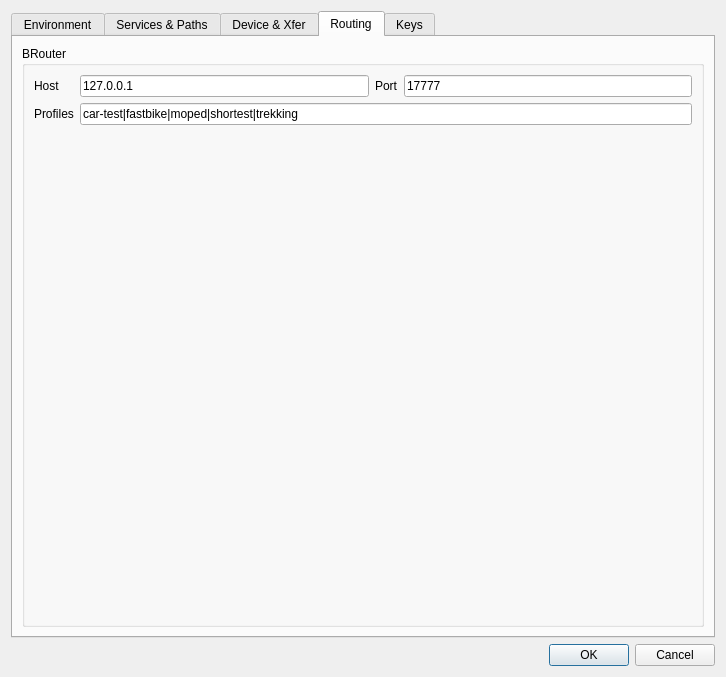
First picture: the form in src/IDlgConfig.ui, repository ntruchsess/QLandkarteGT, before the edit.
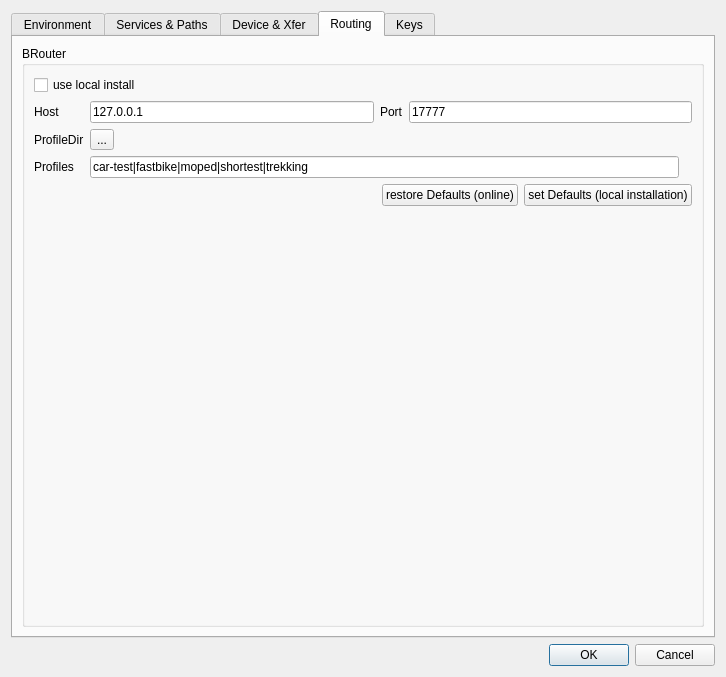
Second picture: the form after the edit. The open tabs and pages were chosen to show the change. Icons and pictures are not drawn.

Commit message: brouter: add reasonable defaults and ability to read profile names from filesystem for local install

Patch:
```diff
--- a/src/IDlgConfig.ui
+++ b/src/IDlgConfig.ui
@@ -1026,9 +1026,53 @@
          <property name="title">
           <string>BRouter</string>
          </property>
-         <layout class="QGridLayout" name="gridLayout_5">
-          <item row="1" column="3">
-           <layout class="QHBoxLayout">
+         <layout class="QVBoxLayout" name="verticalLayout_7">
+          <item>
+           <layout class="QHBoxLayout" name="horizontalLayout_10">
+            <item>
+             <widget class="QCheckBox" name="checkBRouterLocal">
+              <property name="text">
+               <string>use local install</string>
+              </property>
+             </widget>
+            </item>
+           </layout>
+          </item>
+          <item>
+           <layout class="QGridLayout" name="gridLayout_7">
+            <item row="4" column="1">
+             <layout class="QHBoxLayout" name="horizontalLayout_11">
+              <item>
+               <spacer name="horizontalSpacer_4">
+                <property name="orientation">
+                 <enum>Qt::Horizontal</enum>
+                </property>
+                <property name="sizeHint" stdset="0">
+                 <size>
+                  <width>40</width>
+                  <height>20</height>
+                 </size>
+                </property>
+               </spacer>
+              </item>
+              <item>
+               <widget class="QPushButton" name="pushBRouterDefaultOnline">
+                <property name="text">
+                 <string>restore Defaults (online)</string>
+                </property>
+               </widget>
+              </item>
+              <item>
+               <widget class="QPushButton" name="pushBRouterDefaultLocal">
+                <property name="text">
+                 <string>set Defaults (local installation)</string>
+                </property>
+               </widget>
+              </item>
+             </layout>
+            </item>
+            <item row="2" column="1">
+             <layout class="QHBoxLayout" name="horizontalLayout_13">
             <item>
              <widget class="QLineEdit" name="lineBRouterProfiles">
               <property name="text">
@@ -1036,9 +1080,30 @@
               </property>
              </widget>
             </item>
-           </layout>
-          </item>
-          <item row="0" column="3">
+              <item>
+               <widget class="QLabel" name="labelBRouterProfiles">
+                <property name="text">
+                 <string/>
+                </property>
+               </widget>
+              </item>
+             </layout>
+            </item>
+            <item row="2" column="0">
+             <widget class="QLabel" name="label_17">
+              <property name="text">
+               <string>Profiles</string>
+              </property>
+             </widget>
+            </item>
+            <item row="0" column="0">
+             <widget class="QLabel" name="label_15">
+              <property name="text">
+               <string>Host</string>
+              </property>
+             </widget>
+            </item>
+            <item row="0" column="1">
            <layout class="QHBoxLayout">
             <item>
              <widget class="QLineEdit" name="lineBRouterHost">
@@ -1066,21 +1131,38 @@
             </item>
            </layout>
           </item>
-          <item row="0" column="2">
-           <widget class="QLabel" name="label_15">
+            <item row="1" column="0">
+             <widget class="QLabel" name="labelBRouterProfileDir">
             <property name="text">
-             <string>Host</string>
+               <string>ProfileDir</string>
             </property>
            </widget>
           </item>
-          <item row="1" column="2">
-           <widget class="QLabel" name="label_17">
+            <item row="1" column="1">
+             <layout class="QHBoxLayout" name="horizontalLayout_12">
+              <item>
+               <widget class="QToolButton" name="toolButtonBRouterProfilePath">
             <property name="text">
-             <string>Profiles</string>
-            </property>
-           </widget>
-          </item>
-          <item row="2" column="3">
+                 <string>...</string>
+                </property>
+                <property name="icon">
+                 <iconset resource="resources.qrc">
+                  <normaloff>:/icons/iconFolderBlue16x16.png</normaloff>:/icons/iconFolderBlue16x16.png</iconset>
+                </property>
+               </widget>
+              </item>
+              <item>
+               <widget class="QLabel" name="labelBRouterProfilePath">
+                <property name="text">
+                 <string notr="true"/>
+                </property>
+               </widget>
+              </item>
+             </layout>
+            </item>
+           </layout>
+          </item>
+          <item>
            <spacer name="verticalSpacer_2">
             <property name="orientation">
              <enum>Qt::Vertical</enum>
```
Lines whose indentation alone changed are shown as unchanged. The commit also changes 4 other files.
